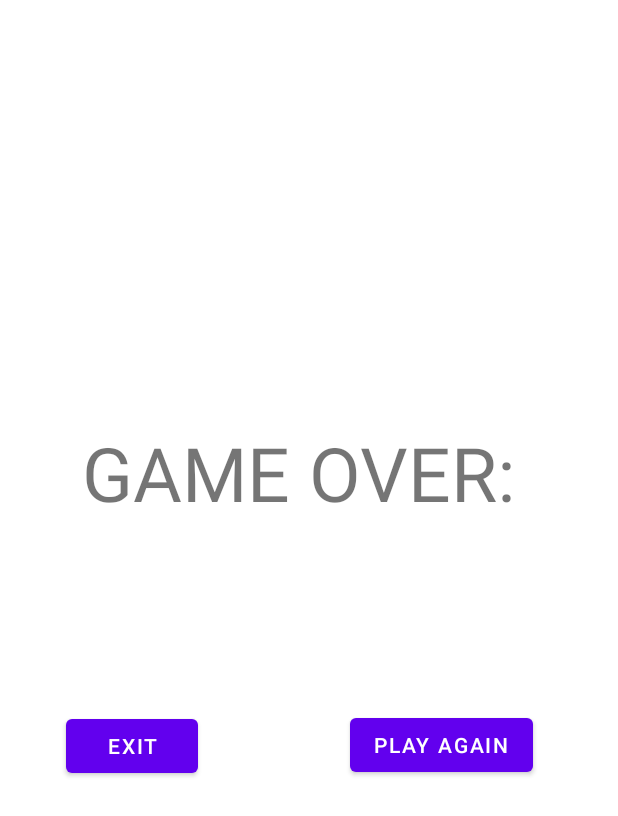
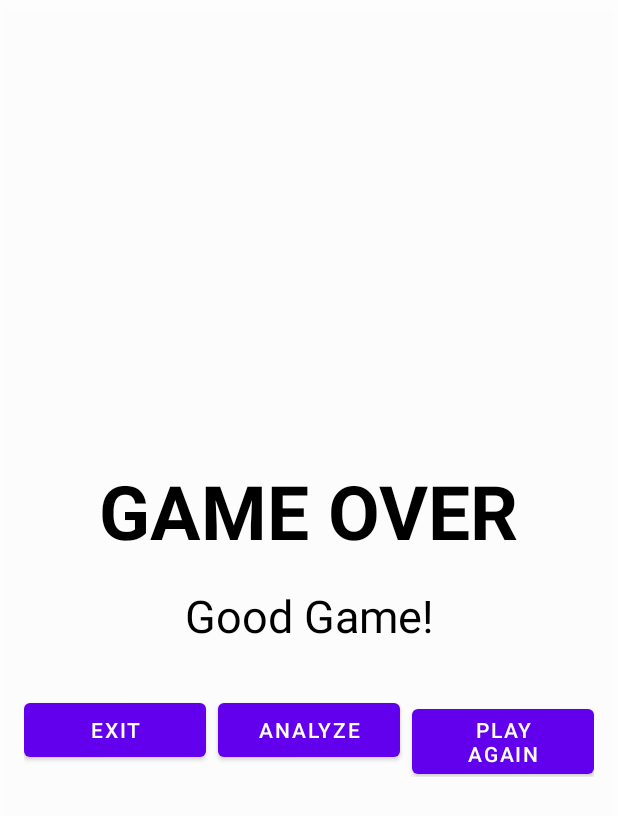
Before and after one commit to curtis1999/FishStock_Android, an Android app: the layout dialog_game_over.xml on its own in the app's theme, with its tools: preview values and no code run, on a phone screen of 412 x 824 dp. Shown: the top 816 px of the screen. Run offline under Robolectric (Android 15) with nearby library versions, the phone set to English and light mode, and no system bars.

Commit message:
Fixed the Game Over Dialogue

```diff
--- a/app/src/main/java/com/example/fishstock/GameManager.java
+++ b/app/src/main/java/com/example/fishstock/GameManager.java
@@ -275,18 +275,18 @@ public class GameManager extends AppCompatActivity
     String bottomPrefix = !boardFlipped ? "numCapturedBottom" : "numCapturedTop";
 
     // Black captured pieces (displayed on top for white, bottom for black)
-    blackCapturedCounters.put("Pawn", findViewById(getResources().getIdentifier(topPrefix + "Pawns", "id", getPackageName())));
-    blackCapturedCounters.put("Rook", findViewById(getResources().getIdentifier(topPrefix + "Rooks", "id", getPackageName())));
-    blackCapturedCounters.put("Knight", findViewById(getResources().getIdentifier(topPrefix + "Knights", "id", getPackageName())));
-    blackCapturedCounters.put("Bishop", findViewById(getResources().getIdentifier(topPrefix + "Bishops", "id", getPackageName())));
-    blackCapturedCounters.put("Queen", findViewById(getResources().getIdentifier(topPrefix + "Queens", "id", getPackageName())));
+    blackCapturedCounters.put("Pawn", findViewById(getResources().getIdentifier(bottomPrefix + "Pawns", "id", getPackageName())));
+    blackCapturedCounters.put("Rook", findViewById(getResources().getIdentifier(bottomPrefix + "Rooks", "id", getPackageName())));
+    blackCapturedCounters.put("Knight", findViewById(getResources().getIdentifier(bottomPrefix + "Knights", "id", getPackageName())));
+    blackCapturedCounters.put("Bishop", findViewById(getResources().getIdentifier(bottomPrefix + "Bishops", "id", getPackageName())));
+    blackCapturedCounters.put("Queen", findViewById(getResources().getIdentifier(bottomPrefix + "Queens", "id", getPackageName())));
 
     // White captured pieces
-    whiteCapturedCounters.put("Pawn", findViewById(getResources().getIdentifier(bottomPrefix + "Pawns", "id", getPackageName())));
-    whiteCapturedCounters.put("Rook", findViewById(getResources().getIdentifier(bottomPrefix + "Rooks", "id", getPackageName())));
-    whiteCapturedCounters.put("Knight", findViewById(getResources().getIdentifier(bottomPrefix + "Knights", "id", getPackageName())));
-    whiteCapturedCounters.put("Bishop", findViewById(getResources().getIdentifier(bottomPrefix + "Bishops", "id", getPackageName())));
-    whiteCapturedCounters.put("Queen", findViewById(getResources().getIdentifier(bottomPrefix + "Queens", "id", getPackageName())));
+    whiteCapturedCounters.put("Pawn", findViewById(getResources().getIdentifier(topPrefix + "Pawns", "id", getPackageName())));
+    whiteCapturedCounters.put("Rook", findViewById(getResources().getIdentifier(topPrefix + "Rooks", "id", getPackageName())));
+    whiteCapturedCounters.put("Knight", findViewById(getResources().getIdentifier(topPrefix + "Knights", "id", getPackageName())));
+    whiteCapturedCounters.put("Bishop", findViewById(getResources().getIdentifier(topPrefix + "Bishops", "id", getPackageName())));
+    whiteCapturedCounters.put("Queen", findViewById(getResources().getIdentifier(topPrefix + "Queens", "id", getPackageName())));
   }
 
   /**
--- a/app/src/main/res/layout/activity_game.xml
+++ b/app/src/main/res/layout/activity_game.xml
@@ -309,7 +309,7 @@
         android:id="@+id/game_over_layout"
         layout="@layout/dialog_game_over"
         android:layout_width="0dp"
-        android:layout_height="wrap_content"
+        android:layout_height="0dp"
         android:layout_margin="16dp"
         android:visibility="gone"
         app:layout_constraintBottom_toBottomOf="parent"
--- a/app/src/main/res/layout/dialog_game_over.xml
+++ b/app/src/main/res/layout/dialog_game_over.xml
@@ -1,58 +1,78 @@
 <?xml version="1.0" encoding="utf-8"?>
 <androidx.constraintlayout.widget.ConstraintLayout xmlns:android="http://schemas.android.com/apk/res/android"
     xmlns:app="http://schemas.android.com/apk/res-auto"
-    xmlns:tools="http://schemas.android.com/tools"
     android:layout_width="match_parent"
-    android:layout_height="match_parent">
+    android:layout_height="match_parent"
+    android:background="#EEFFFFFF"
+    android:elevation="10dp">
 
-    <Button
-        android:id="@+id/playAgain"
-        android:layout_width="wrap_content"
-        android:layout_height="wrap_content"
-        android:text="PLAY AGAIN"
-        app:layout_constraintBottom_toBottomOf="parent"
-        app:layout_constraintEnd_toEndOf="parent"
-        app:layout_constraintHorizontal_bias="0.804"
-        app:layout_constraintStart_toStartOf="parent"
-        app:layout_constraintTop_toTopOf="parent"
-        app:layout_constraintVertical_bias="0.609" />
-
-    <Button
-        android:id="@+id/exit"
-        android:layout_width="wrap_content"
-        android:layout_height="wrap_content"
-        android:text="EXIT"
-        app:layout_constraintBottom_toBottomOf="parent"
-        app:layout_constraintEnd_toEndOf="parent"
-        app:layout_constraintHorizontal_bias="0.136"
-        app:layout_constraintStart_toStartOf="parent"
-        app:layout_constraintTop_toTopOf="parent"
-        app:layout_constraintVertical_bias="0.61" />
+    <!-- Added background above to ensure it covers the board.
+         Added elevation to make it sit 'above' other elements visually. -->
 
     <TextView
         android:id="@+id/textView"
         android:layout_width="wrap_content"
         android:layout_height="wrap_content"
-        android:text="GAME OVER: "
-        android:textSize="50dp"
-        app:layout_constraintBottom_toBottomOf="parent"
+        android:text="GAME OVER"
+        android:textSize="50sp"
+        android:textStyle="bold"
+        android:textColor="#000000"
+        app:layout_constraintBottom_toTopOf="@+id/winnerMessage"
         app:layout_constraintEnd_toEndOf="parent"
-        app:layout_constraintHorizontal_bias="0.495"
         app:layout_constraintStart_toStartOf="parent"
         app:layout_constraintTop_toTopOf="parent"
-        app:layout_constraintVertical_bias="0.372" />
+        app:layout_constraintVertical_chainStyle="packed" />
 
     <TextView
         android:id="@+id/winnerMessage"
         android:layout_width="wrap_content"
         android:layout_height="wrap_content"
-        android:text=""
-        android:textSize="25dp"
+        android:layout_marginTop="16dp"
+        android:layout_marginBottom="32dp"
+        android:text="Good Game!"
+        android:textSize="30sp"
+        android:textColor="#000000"
+        app:layout_constraintBottom_toTopOf="@+id/buttonsLayout"
+        app:layout_constraintEnd_toEndOf="parent"
+        app:layout_constraintStart_toStartOf="parent"
+        app:layout_constraintTop_toBottomOf="@+id/textView" />
+
+    <LinearLayout
+        android:id="@+id/buttonsLayout"
+        android:layout_width="0dp"
+        android:layout_height="wrap_content"
+        android:orientation="horizontal"
+        android:paddingStart="16dp"
+        android:paddingEnd="16dp"
         app:layout_constraintBottom_toBottomOf="parent"
         app:layout_constraintEnd_toEndOf="parent"
-        app:layout_constraintHorizontal_bias="0.498"
         app:layout_constraintStart_toStartOf="parent"
-        app:layout_constraintTop_toTopOf="parent"
-        app:layout_constraintVertical_bias="0.436" />
+        app:layout_constraintTop_toBottomOf="@+id/winnerMessage">
+
+        <Button
+            android:id="@+id/exit"
+            android:layout_width="0dp"
+            android:layout_height="wrap_content"
+            android:layout_weight="1"
+            android:layout_marginEnd="4dp"
+            android:text="EXIT" />
+
+        <Button
+            android:id="@+id/analyze"
+            android:layout_width="0dp"
+            android:layout_height="wrap_content"
+            android:layout_weight="1"
+            android:layout_marginEnd="4dp"
+            android:layout_marginStart="4dp"
+            android:text="ANALYZE" />
+
+        <Button
+            android:id="@+id/playAgain"
+            android:layout_width="0dp"
+            android:layout_height="wrap_content"
+            android:layout_weight="1"
+            android:layout_marginStart="4dp"
+            android:text="PLAY AGAIN" />
+    </LinearLayout>
 
 </androidx.constraintlayout.widget.ConstraintLayout>
```
